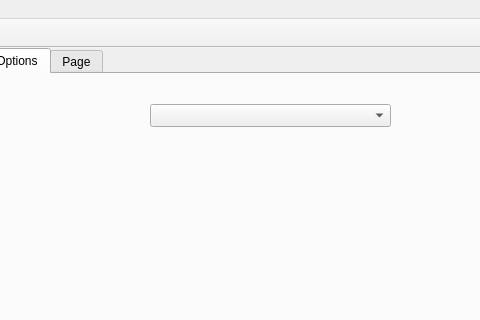
Old version of the form 7i96.ui in the repository snelweg/7i96; both pictures show x 320 to 800 and y 0 to 320 of the 800 by 600 pixel window.
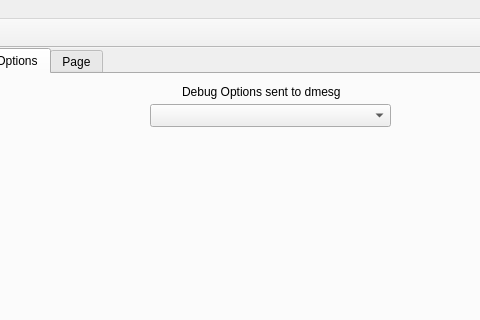
New version of the form. The open tabs and pages were chosen to show the change.

Patch:
```diff
--- a/7i96.ui
+++ b/7i96.ui
@@ -4379,6 +4379,19 @@
        </rect>
       </property>
      </widget>
+     <widget class="QLabel" name="label_107">
+      <property name="geometry">
+       <rect>
+        <x>500</x>
+        <y>10</y>
+        <width>181</width>
+        <height>16</height>
+       </rect>
+      </property>
+      <property name="text">
+       <string>Debug Options sent to dmesg</string>
+      </property>
+     </widget>
     </widget>
     <widget class="QWidget" name="tab_7">
      <attribute name="title">
```
Left out of the diff: 62 changed lines with no effect on the pictures.
